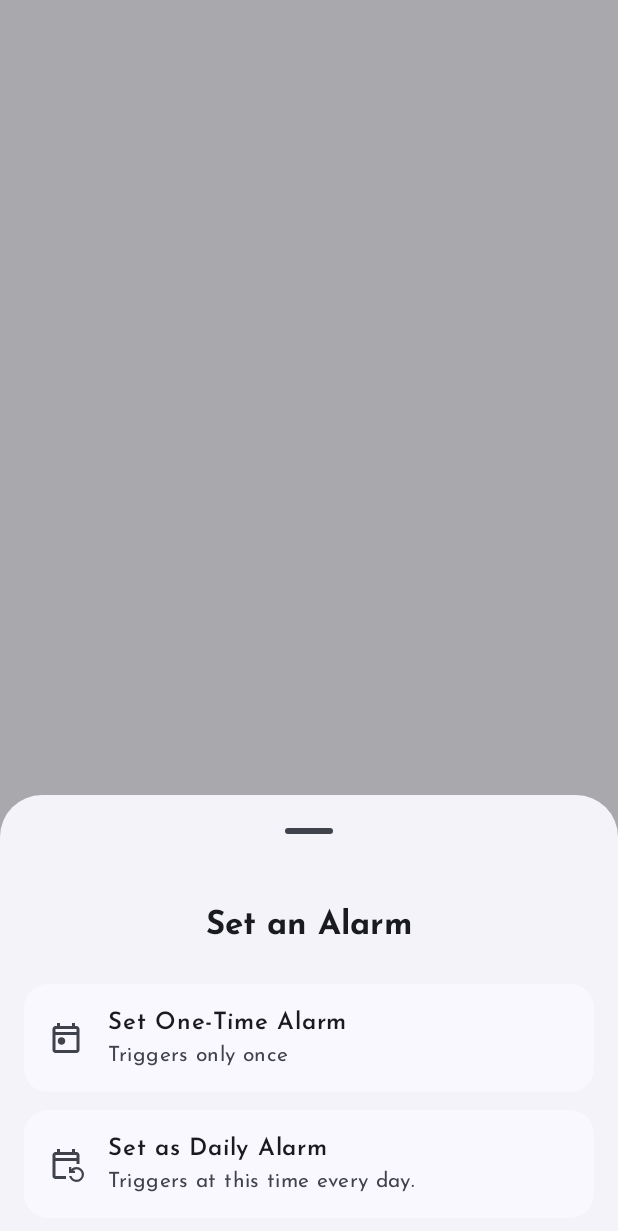
After one commit to ThisIsSidam/morning-glory, an Android app built with Jetpack Compose: the composable AlarmUpdateSheet shown on its own in the app's theme, on a phone screen of 412 x 824 dp. The commit adds this screen. Shown: the top 1231 px of the screen. Run offline under Robolectric (Android 15) with nearby library versions, the phone set to English and light mode, and no system bars.

Commit message:
Added bottom sheet for handling alarm updates and cancellation | Fixed faulty getTruncatedTime method in AppAlarmManager

```diff
--- /dev/null
+++ b/app/src/main/java/app/morning/glory/ui/home/components/AlarmUpdateSheet.kt
@@ -0,0 +1,105 @@
+package app.morning.glory.ui.home.components
+
+import androidx.compose.foundation.clickable
+import androidx.compose.foundation.layout.Arrangement
+import androidx.compose.foundation.layout.Column
+import androidx.compose.foundation.layout.WindowInsets
+import androidx.compose.foundation.layout.asPaddingValues
+import androidx.compose.foundation.layout.fillMaxWidth
+import androidx.compose.foundation.layout.navigationBars
+import androidx.compose.foundation.layout.padding
+import androidx.compose.material3.ExperimentalMaterial3Api
+import androidx.compose.material3.Icon
+import androidx.compose.material3.MaterialTheme
+import androidx.compose.material3.ModalBottomSheet
+import androidx.compose.material3.Text
+import androidx.compose.material3.rememberModalBottomSheetState
+import androidx.compose.runtime.Composable
+import androidx.compose.ui.Alignment
+import androidx.compose.ui.Modifier
+import androidx.compose.ui.res.painterResource
+import androidx.compose.ui.text.font.FontWeight
+import androidx.compose.ui.unit.dp
+import app.morning.glory.R
+
+@OptIn(ExperimentalMaterial3Api::class)
+@Composable
+fun AlarmUpdateSheet(
+    isDailyAlarmSet: Boolean, // New parameter to control the text
+    onDismissRequest: () -> Unit,
+    onOneTimeAlarmClick: () -> Unit,
+    onDailyAlarmClick: () -> Unit
+) {
+    val sheetState = rememberModalBottomSheetState(skipPartiallyExpanded = true)
+    val bottomPadding = WindowInsets.navigationBars.asPaddingValues().calculateBottomPadding()
+
+    val title: String
+    val oneTimeHeadline: String
+    val oneTimeSupportingText: String
+    val dailyHeadline: String
+    val dailySupportingText: String
+
+    if (isDailyAlarmSet) {
+        title = "Update This Alarm?"
+        oneTimeHeadline = "Just for once"
+        oneTimeSupportingText = "Your daily schedule won't be changed."
+        dailyHeadline = "Update Daily Schedule"
+        dailySupportingText = "This will be the new time every day."
+    } else {
+        title = "Set an Alarm"
+        oneTimeHeadline = "Set One-Time Alarm"
+        oneTimeSupportingText = "Triggers only once"
+        dailyHeadline = "Set as Daily Alarm"
+        dailySupportingText = "Triggers at this time every day."
+    }
+
+    ModalBottomSheet(
+        onDismissRequest = onDismissRequest,
+        sheetState = sheetState,
+    ) {
+        Column(
+            verticalArrangement = Arrangement.spacedBy(12.dp),
+            modifier = Modifier
+                .fillMaxWidth()
+                .padding(vertical = 12.dp, horizontal = 16.dp)
+                .padding(bottom = bottomPadding)
+        ) {
+            Text(
+                text = title,
+                style = MaterialTheme.typography.titleLarge,
+                fontWeight = FontWeight.Bold,
+                modifier = Modifier
+                    .padding(horizontal = 24.dp, vertical = 16.dp)
+                    .align(Alignment.CenterHorizontally)
+            )
+
+            RListItem(
+                headlineContent = {
+                    Text(oneTimeHeadline, fontWeight = FontWeight.SemiBold)
+                },
+                supportingContent = { Text(oneTimeSupportingText) },
+                leadingContent = {
+                    Icon(
+                        painter = painterResource(R.drawable.outline_today_24),
+                        contentDescription = "One-time alarm"
+                    )
+                },
+                modifier = Modifier.clickable(onClick = onOneTimeAlarmClick)
+            )
+
+            RListItem(
+                headlineContent = {
+                    Text(dailyHeadline, fontWeight = FontWeight.SemiBold)
+                },
+                supportingContent = { Text(dailySupportingText) },
+                leadingContent = {
+                    Icon(
+                        painter = painterResource(R.drawable.outline_event_repeat_24),
+                        contentDescription = "Daily alarm"
+                    )
+                },
+                modifier = Modifier.clickable(onClick = onDailyAlarmClick)
+            )
+        }
+    }
+}
--- /dev/null
+++ b/app/src/main/java/app/morning/glory/ui/home/components/RListItem.kt
@@ -0,0 +1,29 @@
+package app.morning.glory.ui.home.components
+
+import androidx.compose.foundation.shape.RoundedCornerShape
+import androidx.compose.material3.ListItem
+import androidx.compose.runtime.Composable
+import androidx.compose.ui.Modifier
+import androidx.compose.ui.draw.clip
+import androidx.compose.ui.unit.dp
+
+@Composable
+fun RListItem(
+    modifier: Modifier = Modifier,
+    headlineContent: @Composable (() -> Unit),
+    leadingContent: @Composable (() -> Unit)? = null,
+    overlineContent: @Composable (() -> Unit)? = null,
+    supportingContent: @Composable (() -> Unit)? = null,
+    trailingContent: @Composable (() -> Unit)? = null,
+    shapeDp: Int = 16,
+) {
+    ListItem(
+        modifier = modifier
+            .clip(RoundedCornerShape(shapeDp.dp)),
+        headlineContent = headlineContent,
+        leadingContent = leadingContent,
+        overlineContent = overlineContent,
+        supportingContent = supportingContent,
+        trailingContent = trailingContent
+    )
+}
--- a/app/src/main/java/app/morning/glory/ui/home/components/SleepHeader.kt
+++ b/app/src/main/java/app/morning/glory/ui/home/components/SleepHeader.kt
@@ -18,8 +18,6 @@ import app.morning.glory.core.utils.AppPreferences
 
 @Composable
 fun SleepHeader() {
-
-
     Column(
         horizontalAlignment = Alignment.CenterHorizontally
     ) {
--- /dev/null
+++ b/app/src/main/res/drawable/outline_event_repeat_24.xml
@@ -0,0 +1,5 @@
+<vector xmlns:android="http://schemas.android.com/apk/res/android" android:height="24dp" android:tint="#000000" android:viewportHeight="960" android:viewportWidth="960" android:width="24dp">
+
+    <path android:fillColor="@android:color/white" android:pathData="M200,880Q167,880 143.5,856.5Q120,833 120,800L120,240Q120,207 143.5,183.5Q167,160 200,160L240,160L240,80L320,80L320,160L640,160L640,80L720,80L720,160L760,160Q793,160 816.5,183.5Q840,207 840,240L840,480L760,480L760,400L200,400L200,800Q200,800 200,800Q200,800 200,800L480,800L480,880L200,880ZM760,960Q687,960 632.5,914.5Q578,869 564,800L626,800Q639,844 675.5,872Q712,900 760,900Q818,900 859,859Q900,818 900,760Q900,702 859,661Q818,620 760,620Q731,620 706,630.5Q681,641 662,660L720,660L720,720L560,720L560,560L620,560L620,617Q647,591 683,575.5Q719,560 760,560Q843,560 901.5,618.5Q960,677 960,760Q960,843 901.5,901.5Q843,960 760,960ZM200,320L760,320L760,240Q760,240 760,240Q760,240 760,240L200,240Q200,240 200,240Q200,240 200,240L200,320ZM200,320L200,240Q200,240 200,240Q200,240 200,240L200,240Q200,240 200,240Q200,240 200,240L200,320Z"/>
+
+</vector>
--- /dev/null
+++ b/app/src/main/res/drawable/outline_today_24.xml
@@ -0,0 +1,5 @@
+<vector xmlns:android="http://schemas.android.com/apk/res/android" android:height="24dp" android:tint="#000000" android:viewportHeight="960" android:viewportWidth="960" android:width="24dp">
+
+    <path android:fillColor="@android:color/white" android:pathData="M360,660Q318,660 289,631Q260,602 260,560Q260,518 289,489Q318,460 360,460Q402,460 431,489Q460,518 460,560Q460,602 431,631Q402,660 360,660ZM200,880Q167,880 143.5,856.5Q120,833 120,800L120,240Q120,207 143.5,183.5Q167,160 200,160L240,160L240,80L320,80L320,160L640,160L640,80L720,80L720,160L760,160Q793,160 816.5,183.5Q840,207 840,240L840,800Q840,833 816.5,856.5Q793,880 760,880L200,880ZM200,800L760,800Q760,800 760,800Q760,800 760,800L760,400L200,400L200,800Q200,800 200,800Q200,800 200,800ZM200,320L760,320L760,240Q760,240 760,240Q760,240 760,240L200,240Q200,240 200,240Q200,240 200,240L200,320ZM200,320L200,240Q200,240 200,240Q200,240 200,240L200,240Q200,240 200,240Q200,240 200,240L200,320Z"/>
+
+</vector>
```
Also changed, not shown: app/src/main/java/app/morning/glory/core/utils/AppAlarmManager.kt (+12 -17 lines), app/src/main/java/app/morning/glory/ui/home/HomeScreenView.kt (+2 -32 lines), app/src/main/java/app/morning/glory/ui/home/components/AlarmCancellationSheet.kt (added, +132 -0 lines), app/src/main/java/app/morning/glory/ui/home/components/ButtonSection.kt (added, +105 -0 lines).
